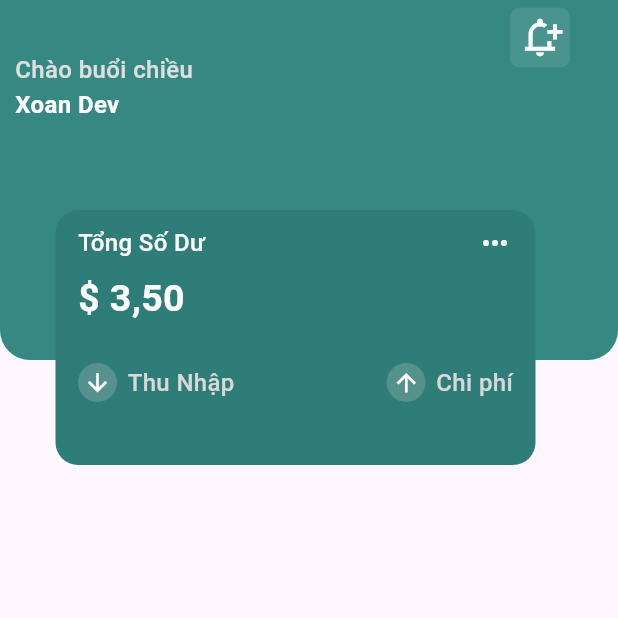
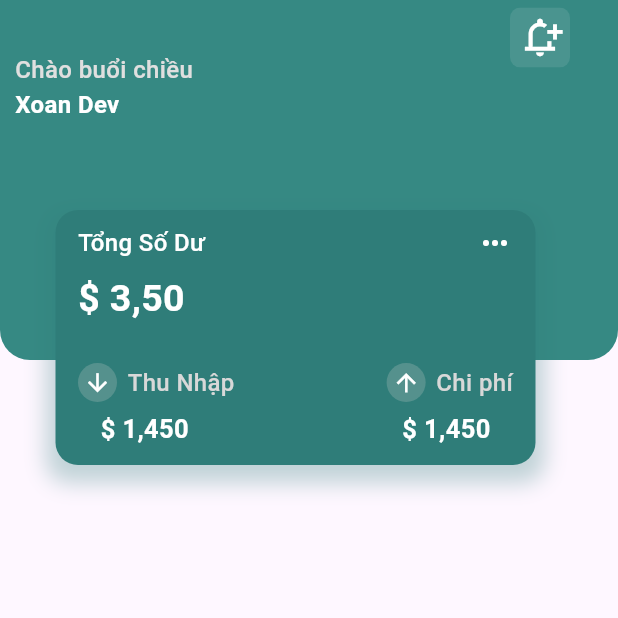
Before and after one commit to NguyenNhatHuynh/Finance-XD-App, a Flutter app: the screen it shows after launch, on a phone screen of 412 x 824 dp, the top half of it. Run offline on Flutter 3.47's test engine with Material 3 defaults, Android fonts, the phone set to English and light mode, and no system bars.

Commit message:
Design Screen Home - Home Tag Total

```diff
--- a/lib/Screens/home.dart
+++ b/lib/Screens/home.dart
@@ -76,6 +76,14 @@ class Home extends StatelessWidget {
                 height: 170,
                 width: 320,
                 decoration: BoxDecoration(
+                  boxShadow: [
+                    BoxShadow(
+                      color: Color.fromRGBO(47, 125, 121, 0.3),
+                      offset: Offset(0, 6),
+                      blurRadius: 12,
+                      spreadRadius: 6,
+                    ),
+                  ],
                   color: Color.fromARGB(255, 47, 125, 121),
                   borderRadius: BorderRadius.circular(15),
                 ),
@@ -173,6 +181,31 @@ class Home extends StatelessWidget {
                         ],
                       ),
                     ),
+                    SizedBox(height: 6),
+                    Padding(
+                      padding: const EdgeInsets.symmetric(horizontal: 30),
+                      child: Row(
+                        mainAxisAlignment: MainAxisAlignment.spaceBetween,
+                        children: [
+                          Text(
+                            '\$ 1,450',
+                            style: TextStyle(
+                              fontWeight: FontWeight.w600,
+                              fontSize: 17,
+                              color: Colors.white,
+                            ),
+                          ),
+                          Text(
+                            '\$ 1,450',
+                            style: TextStyle(
+                              fontWeight: FontWeight.w600,
+                              fontSize: 17,
+                              color: Colors.white,
+                            ),
+                          ),
+                        ],
+                      ),
+                    ),
                   ],
                 ),
               ),
```
